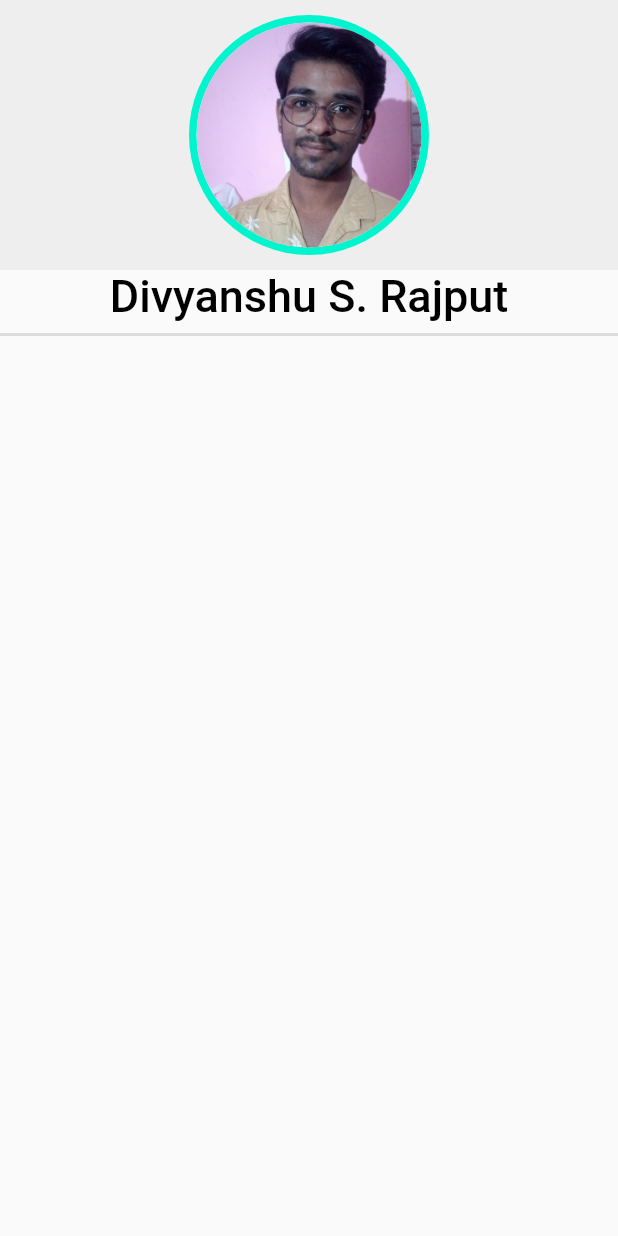
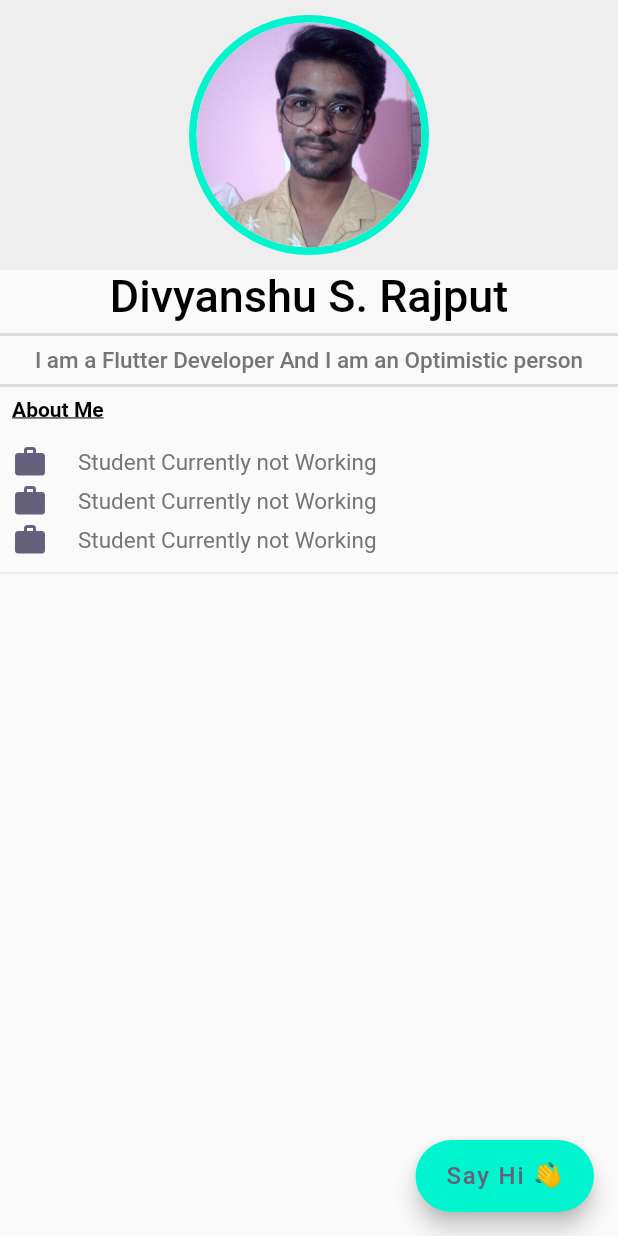
Before and after one commit to Programmer9211/Vertical-Y, a Flutter app: the Profile screen opened directly, on a phone screen of 412 x 824 dp. Run offline on Flutter 3.47's test engine with Material 2 defaults, Android fonts, the phone set to English and light mode, and no system bars; our stand-ins replace cloud_firestore, firebase_auth, firebase_core; accounts and stored records are empty.

```diff
--- a/lib/home/Screens/profile.dart
+++ b/lib/home/Screens/profile.dart
@@ -0,0 +1,146 @@
+
+import 'package:flutter/material.dart';
+
+class Profile extends StatefulWidget {
+  @override
+  _ProfileState createState() => _ProfileState();
+}
+
+class _ProfileState extends State<Profile> {
+  @override
+  Widget build(BuildContext context) {
+    return Scaffold(
+      body: SingleChildScrollView(
+        child: Container(
+          child: Column(
+            children: [
+              Container(
+                decoration: BoxDecoration(
+                  color: Colors.grey[200],
+                  border: Border.symmetric(),
+                  // borderRadius: BorderRadius.only(bottomLeft: Radius.circular(150), bottomRight: Radius.circular(150),)
+                ),
+                alignment: Alignment.center,
+                child: Stack(
+                  children: [
+                    Padding(
+                      padding: const EdgeInsets.all(10.0),
+                      child: CircleAvatar(
+                        radius: 80,
+                        backgroundColor: Color.fromRGBO(0, 245, 206, 1.0),
+                        child: CircleAvatar(
+                            radius: 75,
+                            child: ClipRRect(
+                              borderRadius: BorderRadius.circular(75),
+                              child: Image.asset("assets/1.jpg"),
+                            )),
+                      ),
+                    )
+                  ],
+                ),
+              ),
+              Text(
+                "Divyanshu S. Rajput",
+                style: TextStyle(
+                    fontSize: 30,
+                    fontWeight: FontWeight.w500,
+                    color: Colors.black),
+              ),
+              Divider(
+                thickness: 2,
+              ),
+              Text(
+                "I am a Flutter Developer And I am an Optimistic person",
+                textAlign: TextAlign.center,
+                style: TextStyle(
+                  fontSize: 15,
+                  color: Colors.grey[600],
+                  fontWeight: FontWeight.w500,
+                ),
+              ),
+              Divider(
+                thickness: 2,
+              ),
+              Container(
+                child: Padding(
+                  padding: const EdgeInsets.only(left: 8.0, right: 8.0),
+                  child: Column(
+                    crossAxisAlignment: CrossAxisAlignment.start,
+                    mainAxisAlignment: MainAxisAlignment.start,
+                    children: [
+                      Text(
+                        "About Me",
+                        style: TextStyle(
+                          decoration: TextDecoration.underline,
+                          fontSize: 14,
+                          color: Colors.black,
+                          fontWeight: FontWeight.w700,
+                        ),
+                      ),
+                      SizedBox(
+                        height: 15,
+                      ),
+                      InfoTile(
+                        icon: Icons.work,
+                        title: "Student Currently not Working",
+                      ),
+                      InfoTile(
+                        icon: Icons.work,
+                        title: "Student Currently not Working",
+                      ),
+                      InfoTile(
+                        icon: Icons.work,
+                        title: "Student Currently not Working",
+                      ),
+                    ],
+                  ),
+                ),
+              ),
+              Divider(),
+            ],
+          ),
+        ),
+      ),
+      floatingActionButton: FloatingActionButton.extended(onPressed: (){},
+      backgroundColor: Color.fromRGBO(0, 245, 206, 1.0),
+      label:Text(
+                "Say Hi 👋",
+                style: TextStyle(
+                    fontSize: 16,
+                    fontWeight: FontWeight.w500,
+                    color: Color.fromRGBO(101, 97, 125, 1.0)),
+              ),),
+    );
+  }
+}
+
+class InfoTile extends StatelessWidget {
+  final String title;
+  final IconData icon;
+
+  InfoTile({this.icon, this.title});
+  @override
+  Widget build(BuildContext context) {
+    return Padding(
+      padding: const EdgeInsets.only(bottom: 2.0),
+      child: Row(
+        children: [
+          Icon(
+            icon,
+            color: Color.fromRGBO(101, 97, 125, 1.0),
+          ),
+          SizedBox(
+            width: 20,
+          ),
+          Text(
+            title,
+            style: TextStyle(
+              fontSize: 15,
+              color: Colors.grey[600],
+            ),
+          ),
+        ],
+      ),
+    );
+  }
+}
--- a/lib/models/userData.dart
+++ b/lib/models/userData.dart
@@ -1,5 +1,4 @@
 class User {
   final String uid;
-
   User({this.uid});
 }
--- a/lib/shared/const.dart
+++ b/lib/shared/const.dart
@@ -9,3 +9,9 @@ const textfieldDecor = InputDecoration(
     borderSide: BorderSide(color: Color.fromRGBO(0, 245, 206, 1.0), width: 2.0),
   ),
 );
+
+
+const textPostField = InputDecoration(
+  labelStyle: TextStyle(color: Color.fromRGBO(0, 245, 206, 1.0)),
+
+);
```
Also changed, not shown: lib/home/home.dart (+11 -184 lines), lib/shared/PostCard.dart (added, +170 -0 lines), lib/shared/buttons.dart (line endings or trailing spaces).
